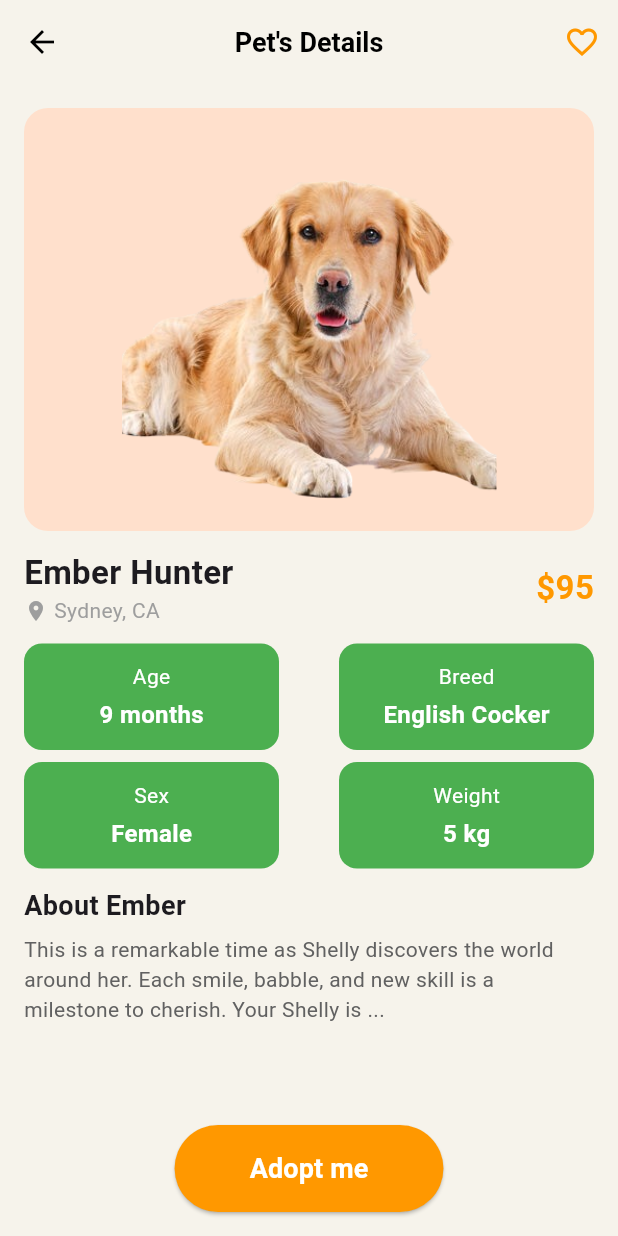
After one commit to kartikkumarofficial/pawscare, a Flutter app: the screen it shows after launch, after a tap on "Adoption", on a phone screen of 412 x 824 dp. The commit adds this screen. Run offline on Flutter 3.47's test engine with Material 3 defaults, Android fonts, the light colour scheme and no system bars; our stand-ins replace animate_do, curved_navigation_bar, get, google_fonts, lucide_icons.

Commit message:
adoptionpage

```diff
--- a/lib/main.dart
+++ b/lib/main.dart
@@ -16,6 +16,8 @@ class MyApp extends StatelessWidget {
     return GetMaterialApp(
       debugShowCheckedModeBanner: false,
       title: 'Flutter Demo',
+
+
       theme: ThemeData(
 
         colorScheme: ColorScheme.fromSeed(seedColor: Colors.deepPurple),
--- /dev/null
+++ b/lib/pages/AdoptionPage.dart
@@ -0,0 +1,166 @@
+import 'package:flutter/material.dart';
+
+class AdoptionPage extends StatelessWidget {
+  @override
+  Widget build(BuildContext context) {
+    return Scaffold(
+      backgroundColor: Color(0xFFF6F3EB),
+      appBar: AppBar(
+        backgroundColor: Colors.transparent,
+        elevation: 0,
+        centerTitle: true,
+        title: Text(
+          "Pet's Details",
+          style: TextStyle(
+            fontSize: 18,
+            fontWeight: FontWeight.bold,
+            color: Colors.black,
+          ),
+        ),
+        leading: IconButton(
+          icon: Icon(Icons.arrow_back, color: Colors.black),
+          onPressed: () => Navigator.pop(context),
+        ),
+        actions: [
+          IconButton(
+            icon: Icon(Icons.favorite_border, color: Colors.orange),
+            onPressed: () {},
+          )
+        ],
+      ),
+      body: Padding(
+        padding: EdgeInsets.all(16.0),
+        child: Column(
+          crossAxisAlignment: CrossAxisAlignment.start,
+          children: [
+            Container(
+              decoration: BoxDecoration(
+                color: Color(0xFFFFE0CC),
+                borderRadius: BorderRadius.circular(16),
+              ),
+              padding: EdgeInsets.all(16),
+              child: Center(
+                child: ClipRRect(
+                  borderRadius: BorderRadius.circular(12),
+                  child: Image.asset(
+                    'assets/images/dog2_bg.png',
+                    width: 250,
+                    height: 250,
+                    fit: BoxFit.cover,
+                  ),
+                ),
+              ),
+            ),
+            SizedBox(height: 12),
+            Row(
+              mainAxisAlignment: MainAxisAlignment.spaceBetween,
+              children: [
+                Column(
+                  crossAxisAlignment: CrossAxisAlignment.start,
+                  children: [
+                    Text(
+                      "Ember Hunter",
+                      style:
+                      TextStyle(fontSize: 22, fontWeight: FontWeight.bold),
+                    ),
+                    Row(
+                      children: [
+                        Icon(Icons.location_on, color: Colors.grey, size: 16),
+                        SizedBox(width: 4),
+                        Text("Sydney, CA",
+                            style: TextStyle(color: Colors.grey)),
+                      ],
+                    ),
+                  ],
+                ),
+                Text(
+                  "\$95",
+                  style: TextStyle(
+                    fontSize: 22,
+                    fontWeight: FontWeight.bold,
+                    color: Colors.orange,
+                  ),
+                ),
+              ],
+            ),
+            SizedBox(height: 12),
+            Row(
+              mainAxisAlignment: MainAxisAlignment.spaceBetween,
+              children: [
+                petInfoCard("Age", "9 months"),
+                petInfoCard("Breed", "English Cocker"),
+              ],
+            ),
+            SizedBox(height: 8),
+            Row(
+              mainAxisAlignment: MainAxisAlignment.spaceBetween,
+              children: [
+                petInfoCard("Sex", "Female"),
+                petInfoCard("Weight", "5 kg"),
+              ],
+            ),
+            SizedBox(height: 12),
+            Text(
+              "About Ember",
+              style: TextStyle(fontSize: 18, fontWeight: FontWeight.bold),
+            ),
+            SizedBox(height: 6),
+            Text(
+              "This is a remarkable time as Shelly discovers the world around her. Each smile, babble, and new skill is a milestone to cherish. Your Shelly is ...",
+              style: TextStyle(color: Colors.grey[700]),
+            ),
+            Spacer(),
+            Center(
+              child: ElevatedButton(
+                onPressed: () {},
+                style: ElevatedButton.styleFrom(
+                  backgroundColor: Colors.orange,
+                  shape: RoundedRectangleBorder(
+                    borderRadius: BorderRadius.circular(30),
+                  ),
+                  padding: EdgeInsets.symmetric(vertical: 16, horizontal: 50),
+                ),
+                child: Text(
+                  "Adopt me",
+                  style: TextStyle(
+                    fontSize: 18,
+                    fontWeight: FontWeight.bold,
+                    color: Colors.white,
+                  ),
+                ),
+              ),
+            ),
+          ],
+        ),
+      ),
+    );
+  }
+
+  Widget petInfoCard(String title, String value) {
+    return Container(
+      width: 170,
+      padding: EdgeInsets.all(12),
+      decoration: BoxDecoration(
+        color: Colors.green,
+        borderRadius: BorderRadius.circular(12),
+      ),
+      child: Column(
+        children: [
+          Text(
+            title,
+            style: TextStyle(color: Colors.white, fontSize: 14),
+          ),
+          SizedBox(height: 4),
+          Text(
+            value,
+            style: TextStyle(
+              color: Colors.white,
+              fontWeight: FontWeight.bold,
+              fontSize: 16,
+            ),
+          ),
+        ],
+      ),
+    );
+  }
+}
--- a/lib/pages/dashboard.dart
+++ b/lib/pages/dashboard.dart
@@ -3,6 +3,7 @@ import 'package:flutter/material.dart';
 import 'package:get/get.dart';
 import 'package:google_fonts/google_fonts.dart';
 import 'package:animate_do/animate_do.dart';
+import 'package:pawscare/pages/AdoptionPage.dart';
 import 'package:pawscare/pages/intropage_1.dart';
 
 import 'package:lucide_icons/lucide_icons.dart';
@@ -60,7 +61,7 @@ class _HomeScreenState extends State<HomeScreen> {
                 mainAxisAlignment: MainAxisAlignment.spaceAround,
                 children: [
                   InkWell(
-                      onTap: (){ Get.to(OnboardingScreen());},
+                      onTap: (){ Get.to(AdoptionPage());},
                       child: _buildFeatureButton(Icons.pets, "Adoption")),
                   _buildFeatureButton(Icons.health_and_safety, "Health Scan"),
                   _buildFeatureButton(Icons.volunteer_activism, "Rescue"),
@@ -68,26 +69,34 @@ class _HomeScreenState extends State<HomeScreen> {
                 ],
               ),
               SizedBox(height: height * 0.03),
-              Container(
+              FadeInLeft(
+                child: Container(
                   padding: EdgeInsets.all(20),
-                margin: EdgeInsets.symmetric(horizontal: 20, vertical: 10),
+                  margin: EdgeInsets.only(bottom: 15,left: 2,right: 2),
                   decoration: BoxDecoration(
+                    gradient: LinearGradient(
+                        begin: Alignment.topLeft,
+                        end: Alignment.bottomRight,
+                        colors: [Colors.lightGreenAccent, Colors.white,],
+
+                    ),
                     color: Colors.white,
                     borderRadius: BorderRadius.circular(15),
-                  boxShadow: [
-                    BoxShadow(
-                      color: Colors.black12,
-                      blurRadius: 10,
-                      spreadRadius: 2,
-                      offset: Offset(0, 4),
-                    ),
-                  ],
+                    boxShadow: [BoxShadow(color: Colors.grey.shade300, blurRadius: 5)],
+                    // boxShadow: [
+                    //   BoxShadow(
+                    //     color: Colors.black12,
+                    //     blurRadius: 10,
+                    //     spreadRadius: 1,
+                    //     offset: Offset(0, 4),
+                    //   ),
+                    // ],
                   ),
                   child: Column(
                     crossAxisAlignment: CrossAxisAlignment.start,
                     children: [
                       Text(
-                      "AI Insights",
+                        "Today's Pet Insights",
                         style: TextStyle(
                           fontSize: 18,
                           fontWeight: FontWeight.bold,
@@ -100,13 +109,14 @@ class _HomeScreenState extends State<HomeScreen> {
                         children: [
                           Column(
                             children: [
-                            Icon(LucideIcons.smile, size: 30, color: Colors.green),
+                              Icon(LucideIcons.heartHandshake, size: 30, color: Colors.red),
                               SizedBox(height: 5),
-                            Text("Mood", style: TextStyle(fontSize: 14, fontWeight: FontWeight.w500, color: Colors.black54)),
+                              Text("Health", style: TextStyle(fontSize: 14, fontWeight: FontWeight.w500, color: Colors.black54)),
                               SizedBox(height: 3),
-                            Text("Happy", style: TextStyle(fontSize: 14, fontWeight: FontWeight.bold, color: Colors.black)),
+                              Text("Excellent", style: TextStyle(fontSize: 14, fontWeight: FontWeight.bold, color: Colors.black)),
                             ],
                           ),
+
                           Column(
                             children: [
                               Icon(LucideIcons.barChart, size: 30, color: Colors.blue),
@@ -116,13 +126,14 @@ class _HomeScreenState extends State<HomeScreen> {
                               Text("Active", style: TextStyle(fontSize: 14, fontWeight: FontWeight.bold, color: Colors.black)),
                             ],
                           ),
+
                           Column(
                             children: [
-                            Icon(LucideIcons.heart, size: 30, color: Colors.red),
+                              Icon(LucideIcons.smile, size: 30, color: Colors.green),
                               SizedBox(height: 5),
-                            Text("Health", style: TextStyle(fontSize: 14, fontWeight: FontWeight.w500, color: Colors.black54)),
+                              Text("Mood", style: TextStyle(fontSize: 14, fontWeight: FontWeight.w500, color: Colors.black54)),
                               SizedBox(height: 3),
-                            Text("Excellent", style: TextStyle(fontSize: 14, fontWeight: FontWeight.bold, color: Colors.black)),
+                              Text("Happy", style: TextStyle(fontSize: 14, fontWeight: FontWeight.bold, color: Colors.black)),
                             ],
                           ),
                         ],
@@ -130,9 +141,10 @@ class _HomeScreenState extends State<HomeScreen> {
                     ],
                   ),
                 ),
-              FadeInLeft(
-                child: _buildCard("Today's Pet Insights", "87/100", "Excellent", "3 days until vet visit", width),
               ),
+              // FadeInLeft(
+              //   child: _buildCard("Today's Pet Insights", "87/100", "Excellent", "3 days until vet visit", width),
+              // ),
               SizedBox(height: height * 0.03),
               FadeInRight(
                 child: _buildActivityTracker(width),
```
Also changed, not shown: lib/pages/intropage_1.dart (+77 -63 lines), assets/images/dog2_bg.png (added). Lines whose indentation alone changed are shown as unchanged.
